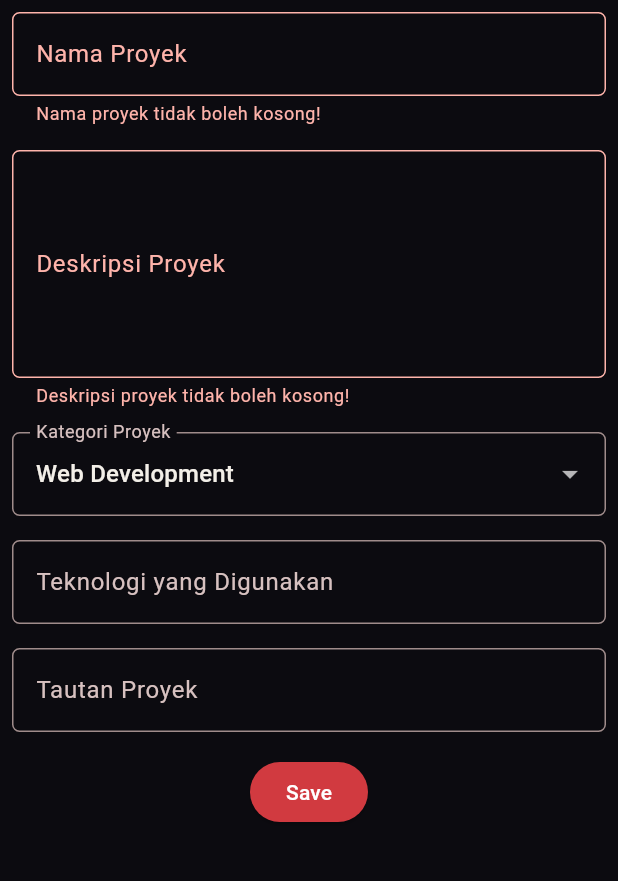
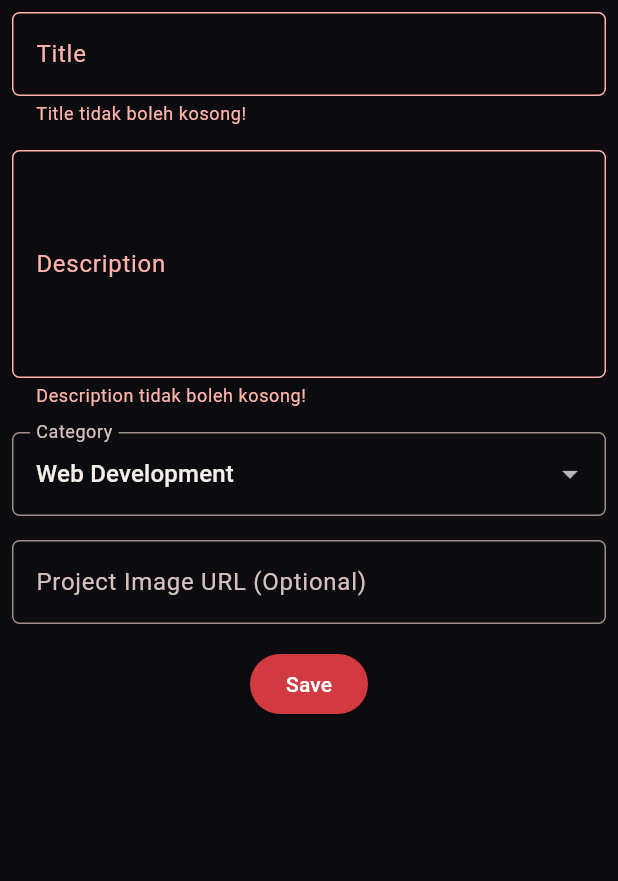
Before and after one commit to raniaysnn/myportofolio_mobile, a Flutter app: the ProjectFormPage screen opened directly, after a tap on "Save", on a phone screen of 412 x 824 dp, the part 84-965 px from its top. Run offline on Flutter 3.47's test engine with Material 3 defaults, Android fonts, the phone set to English and light mode, and no system bars; our stand-ins replace material_ui; generated files the repository leaves out were written again.

Commit message:
feat: sesuaikan ProjectFormPage dengan ProjectSerializer dan kirim POST terautentikasi ke API

```diff
--- a/lib/screens/project_form.dart
+++ b/lib/screens/project_form.dart
@@ -1,5 +1,10 @@
 import 'package:material_ui/material_ui.dart';
+import 'package:myportofolio_mobile/models/project.dart';
+import 'package:myportofolio_mobile/services/api_client.dart';
+import 'package:myportofolio_mobile/services/auth_state.dart';
+import 'package:myportofolio_mobile/widgets/auth_guard.dart';
 import 'package:myportofolio_mobile/widgets/left_drawer.dart';
+import 'package:provider/provider.dart';
 
 class ProjectFormPage extends StatefulWidget {
   const ProjectFormPage({super.key});
@@ -11,11 +16,12 @@ class ProjectFormPage extends StatefulWidget {
 class _ProjectFormPageState extends State<ProjectFormPage> {
   // Kunci untuk mengakses state form: validasi dan reset.
   final _formKey = GlobalKey<FormState>();
-  String _projectName = "";
+  // Nama field mengikuti ProjectSerializer di backend Django.
+  String _title = "";
   String _description = "";
   String _category = "Web Development"; // default
-  String _technologies = "";
-  String _projectLink = "";
+  String _projectImageUrl = "";
+  bool _isSubmitting = false;
 
   final List<String> _categories = [
     'Web Development',
@@ -24,6 +30,107 @@ class _ProjectFormPageState extends State<ProjectFormPage> {
     'Data Science',
     'Other',
   ];
+
+  /// Validasi URL http/https; boleh kosong karena field ini opsional.
+  String? _validateOptionalUrl(String? value) {
+    if (value == null || value.trim().isEmpty) return null;
+    final uri = Uri.tryParse(value.trim());
+    final isValid =
+        uri != null &&
+        (uri.scheme == 'http' || uri.scheme == 'https') &&
+        uri.host.isNotEmpty;
+    return isValid ? null : "Masukkan URL yang valid (http/https)!";
+  }
+
+  void _showSnackBar(String message) {
+    ScaffoldMessenger.of(context)
+      ..hideCurrentSnackBar()
+      ..showSnackBar(SnackBar(content: Text(message)));
+  }
+
+  Future<void> _submit() async {
+    if (!_formKey.currentState!.validate()) return;
+
+    // Pastikan sudah login sebelum mengirim data ke server.
+    if (!await ensureLoggedIn(context)) return;
+    if (!mounted) return;
+
+    final auth = context.read<AuthState>();
+    final apiClient = context.read<ApiClient>();
+    final token = auth.token;
+    if (token == null) return;
+
+    final newProject = Project(
+      title: _title.trim(),
+      description: _description.trim(),
+      category: _category,
+      projectImageUrl: _projectImageUrl.trim(),
+    );
+
+    setState(() {
+      _isSubmitting = true;
+    });
+    try {
+      final created = await apiClient.createProject(newProject, token: token);
+      if (!mounted) return;
+      await _showSuccessDialog(created);
+    } on ApiException catch (e) {
+      if (!mounted) return;
+      if (e.statusCode == 401) {
+        // Token tidak valid/kedaluwarsa: hapus sesi dan minta login ulang.
+        await auth.logout();
+        if (!mounted) return;
+        _showSnackBar("Sesi berakhir, silakan login kembali.");
+        await ensureLoggedIn(context);
+      } else if (e.statusCode == 403) {
+        _showSnackBar("Hanya pemilik portofolio yang boleh menambah proyek.");
+      } else {
+        _showSnackBar("Gagal menyimpan proyek (${e.statusCode}).");
+      }
+    } catch (_) {
+      if (!mounted) return;
+      _showSnackBar("Tidak dapat terhubung ke server.");
+    } finally {
+      if (mounted) {
+        setState(() {
+          _isSubmitting = false;
+        });
+      }
+    }
+  }
+
+  Future<void> _showSuccessDialog(Project project) {
+    return showDialog<void>(
+      context: context,
+      builder: (context) {
+        return AlertDialog(
+          title: const Text('Proyek berhasil ditambahkan!'),
+          content: SingleChildScrollView(
+            child: Column(
+              crossAxisAlignment: CrossAxisAlignment.start,
+              children: [
+                Text('Title: ${project.title}'),
+                Text('Description: ${project.description}'),
+                Text('Category: ${project.category}'),
+                Text(
+                  'Image URL: ${project.projectImageUrl.isEmpty ? '-' : project.projectImageUrl}',
+                ),
+              ],
+            ),
+          ),
+          actions: [
+            TextButton(
+              child: const Text('OK'),
+              onPressed: () {
+                Navigator.pop(context);
+                _formKey.currentState!.reset();
+              },
+            ),
+          ],
+        );
+      },
+    );
+  }
 
   @override
   Widget build(BuildContext context) {
@@ -41,25 +148,28 @@ class _ProjectFormPageState extends State<ProjectFormPage> {
           child: Column(
             crossAxisAlignment: CrossAxisAlignment.start,
             children: [
-              // === Project Name ===
+              // === Title ===
               Padding(
                 padding: const EdgeInsets.all(8.0),
                 child: TextFormField(
                   decoration: InputDecoration(
-                    hintText: "Nama Proyek",
-                    labelText: "Nama Proyek",
+                    hintText: "Title",
+                    labelText: "Title",
                     border: OutlineInputBorder(
                       borderRadius: BorderRadius.circular(5.0),
                     ),
                   ),
                   onChanged: (String? value) {
                     setState(() {
-                      _projectName = value!;
+                      _title = value!;
                     });
                   },
                   validator: (String? value) {
                     if (value == null || value.trim().isEmpty) {
-                      return "Nama proyek tidak boleh kosong!";
+                      return "Title tidak boleh kosong!";
+                    }
+                    if (value.trim().length > 255) {
+                      return "Title maksimal 255 karakter!";
                     }
                     return null;
                   },
@@ -71,8 +181,8 @@ class _ProjectFormPageState extends State<ProjectFormPage> {
                 child: TextFormField(
                   maxLines: 5,
                   decoration: InputDecoration(
-                    hintText: "Deskripsi Proyek",
-                    labelText: "Deskripsi Proyek",
+                    hintText: "Description",
+                    labelText: "Description",
                     border: OutlineInputBorder(
                       borderRadius: BorderRadius.circular(5.0),
                     ),
@@ -84,7 +194,7 @@ class _ProjectFormPageState extends State<ProjectFormPage> {
                   },
                   validator: (String? value) {
                     if (value == null || value.trim().isEmpty) {
-                      return "Deskripsi proyek tidak boleh kosong!";
+                      return "Description tidak boleh kosong!";
                     }
                     return null;
                   },
@@ -95,7 +205,7 @@ class _ProjectFormPageState extends State<ProjectFormPage> {
                 padding: const EdgeInsets.all(8.0),
                 child: DropdownButtonFormField<String>(
                   decoration: InputDecoration(
-                    labelText: "Kategori Proyek",
+                    labelText: "Category",
                     border: OutlineInputBorder(
                       borderRadius: BorderRadius.circular(5.0),
                     ),
@@ -116,40 +226,24 @@ class _ProjectFormPageState extends State<ProjectFormPage> {
                   },
                 ),
               ),
-              // === Technologies ===
+              // === Project Image URL (opsional) ===
               Padding(
                 padding: const EdgeInsets.all(8.0),
                 child: TextFormField(
+                  keyboardType: TextInputType.url,
                   decoration: InputDecoration(
-                    hintText: "Contoh: Flutter, Django, Figma",
-                    labelText: "Teknologi yang Digunakan",
+                    hintText: "https://example.com/image.png",
+                    labelText: "Project Image URL (Optional)",
                     border: OutlineInputBorder(
                       borderRadius: BorderRadius.circular(5.0),
                     ),
                   ),
                   onChanged: (String? value) {
                     setState(() {
-                      _technologies = value!;
+                      _projectImageUrl = value!;
                     });
                   },
-                ),
-              ),
-              // === Project Link ===
-              Padding(
-                padding: const EdgeInsets.all(8.0),
-                child: TextFormField(
-                  decoration: InputDecoration(
-                    hintText: "URL Proyek (opsional)",
-                    labelText: "Tautan Proyek",
-                    border: OutlineInputBorder(
-                      borderRadius: BorderRadius.circular(5.0),
-                    ),
-                  ),
-                  onChanged: (String? value) {
-                    setState(() {
-                      _projectLink = value!;
-                    });
-                  },
+                  validator: _validateOptionalUrl,
                 ),
               ),
               // === Tombol Simpan ===
@@ -163,44 +257,20 @@ class _ProjectFormPageState extends State<ProjectFormPage> {
                         Theme.of(context).colorScheme.primary,
                       ),
                     ),
-                    onPressed: () {
-                      // Jalankan semua validator; dialog hanya muncul jika valid.
-                      if (_formKey.currentState!.validate()) {
-                        showDialog(
-                          context: context,
-                          builder: (context) {
-                            return AlertDialog(
-                              title: const Text('Proyek berhasil ditambahkan!'),
-                              content: SingleChildScrollView(
-                                child: Column(
-                                  crossAxisAlignment: CrossAxisAlignment.start,
-                                  children: [
-                                    Text('Nama Proyek: $_projectName'),
-                                    Text('Deskripsi: $_description'),
-                                    Text('Kategori: $_category'),
-                                    Text('Teknologi: $_technologies'),
-                                    Text('Tautan: $_projectLink'),
-                                  ],
-                                ),
-                              ),
-                              actions: [
-                                TextButton(
-                                  child: const Text('OK'),
-                                  onPressed: () {
-                                    Navigator.pop(context);
-                                    _formKey.currentState!.reset();
-                                  },
-                                ),
-                              ],
-                            );
-                          },
-                        );
-                      }
-                    },
-                    child: const Text(
-                      "Save",
-                      style: TextStyle(color: Colors.white),
-                    ),
+                    onPressed: _isSubmitting ? null : _submit,
+                    child: _isSubmitting
+                        ? const SizedBox(
+                            height: 20,
+                            width: 20,
+                            child: CircularProgressIndicator(
+                              strokeWidth: 2,
+                              color: Colors.white,
+                            ),
+                          )
+                        : const Text(
+                            "Save",
+                            style: TextStyle(color: Colors.white),
+                          ),
                   ),
                 ),
               ),
```
